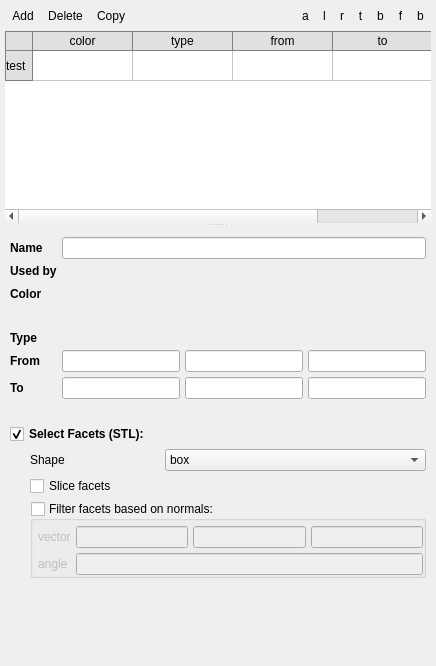
The window that mfixgui/uifiles/regions.ui (truongd8593/mfix) describes before a commit, drawn with Qt 5.
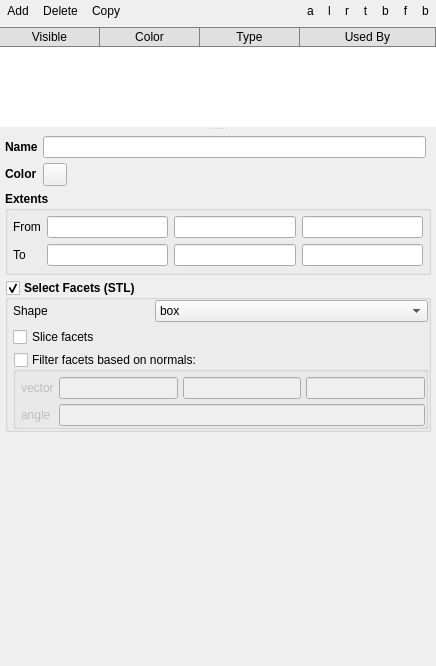
The same window after the commit. Custom widgets are drawn as their Qt base class.

Commit message: regions:  show used_by in table, make color clickable, cleanup GUI

```diff
--- a/mfixgui/uifiles/regions.ui
+++ b/mfixgui/uifiles/regions.ui
@@ -10,24 +10,21 @@
     <height>666</height>
    </rect>
   </property>
-  <layout class="QVBoxLayout" name="verticalLayout_2">
-   <property name="spacing">
-    <number>5</number>
-   </property>
+  <layout class="QGridLayout" name="gridLayout_5">
    <property name="leftMargin">
-    <number>5</number>
+    <number>0</number>
    </property>
    <property name="topMargin">
-    <number>5</number>
+    <number>0</number>
    </property>
    <property name="rightMargin">
-    <number>5</number>
+    <number>0</number>
    </property>
    <property name="bottomMargin">
-    <number>5</number>
+    <number>0</number>
    </property>
-   <item>
-    <widget class="QFrame" name="frame_18">
+   <item row="0" column="0">
+    <widget class="QFrame" name="button_frame">
      <property name="sizePolicy">
       <sizepolicy hsizetype="Preferred" vsizetype="Fixed">
        <horstretch>0</horstretch>
@@ -172,23 +169,38 @@
      </layout>
     </widget>
    </item>
-   <item>
+   <item row="1" column="0">
     <widget class="QSplitter" name="splitter">
-     <property name="enabled">
-      <bool>true</bool>
-     </property>
-     <property name="sizePolicy">
-      <sizepolicy hsizetype="Preferred" vsizetype="Expanding">
-       <horstretch>0</horstretch>
-       <verstretch>0</verstretch>
-      </sizepolicy>
-     </property>
      <property name="orientation">
       <enum>Qt::Vertical</enum>
      </property>
-     <property name="childrenCollapsible">
-      <bool>false</bool>
-     </property>
+     <widget class="QFrame" name="top_frame">
+      <property name="maximumSize">
+       <size>
+        <width>16777215</width>
+        <height>100</height>
+       </size>
+      </property>
+      <property name="frameShape">
+       <enum>QFrame::NoFrame</enum>
+      </property>
+      <property name="frameShadow">
+       <enum>QFrame::Plain</enum>
+      </property>
+      <layout class="QGridLayout" name="gridLayout_3">
+       <property name="leftMargin">
+        <number>0</number>
+       </property>
+       <property name="topMargin">
+        <number>0</number>
+       </property>
+       <property name="rightMargin">
+        <number>0</number>
+       </property>
+       <property name="bottomMargin">
+        <number>0</number>
+       </property>
+       <item row="0" column="0">
      <widget class="Table" name="tablewidget_regions">
       <property name="sizePolicy">
        <sizepolicy hsizetype="Expanding" vsizetype="Minimum">
@@ -205,7 +217,7 @@
       <property name="maximumSize">
        <size>
         <width>16777215</width>
-        <height>16777215</height>
+           <height>100</height>
        </size>
       </property>
       <property name="baseSize">
@@ -279,31 +291,29 @@
       <attribute name="verticalHeaderStretchLastSection">
        <bool>false</bool>
       </attribute>
-      <row>
-       <property name="text">
-        <string>test</string>
-       </property>
-      </row>
       <column>
        <property name="text">
-        <string>color</string>
+           <string>Visible</string>
        </property>
       </column>
       <column>
        <property name="text">
-        <string>type</string>
+           <string>Color</string>
        </property>
       </column>
       <column>
        <property name="text">
-        <string>from</string>
+           <string>Type</string>
        </property>
       </column>
       <column>
        <property name="text">
-        <string>to</string>
-       </property>
-      </column>
+           <string>Used By</string>
+          </property>
+         </column>
+        </widget>
+       </item>
+      </layout>
      </widget>
      <widget class="QWidget" name="widget_lowerPane" native="true">
       <property name="sizePolicy">
@@ -320,16 +330,16 @@
         <number>5</number>
        </property>
        <property name="topMargin">
-        <number>5</number>
+        <number>0</number>
        </property>
        <property name="rightMargin">
         <number>5</number>
        </property>
        <property name="bottomMargin">
-        <number>5</number>
+        <number>0</number>
        </property>
        <item>
-        <widget class="QWidget" name="groupbox_region_parameters" native="true">
+        <widget class="QWidget" name="widget_region_parameters" native="true">
          <property name="enabled">
           <bool>true</bool>
          </property>
@@ -355,12 +365,6 @@
           <property name="spacing">
            <number>5</number>
           </property>
-          <item row="7" column="3">
-           <widget class="LineEdit" name="lineedit_regions_to_z"/>
-          </item>
-          <item row="6" column="1">
-           <widget class="LineEdit" name="lineedit_regions_from_x"/>
-          </item>
           <item row="0" column="0">
            <widget class="QLabel" name="label_34">
             <property name="sizePolicy">
@@ -380,135 +384,8 @@
             </property>
            </widget>
           </item>
-          <item row="4" column="0">
-           <widget class="QLabel" name="label_35">
-            <property name="sizePolicy">
-             <sizepolicy hsizetype="Preferred" vsizetype="Fixed">
-              <horstretch>0</horstretch>
-              <verstretch>0</verstretch>
-             </sizepolicy>
-            </property>
-            <property name="font">
-             <font>
-              <weight>75</weight>
-              <bold>true</bold>
-             </font>
-            </property>
-            <property name="text">
-             <string>Type</string>
-            </property>
-           </widget>
-          </item>
-          <item row="8" column="2">
-           <spacer name="verticalSpacer_2">
-            <property name="orientation">
-             <enum>Qt::Vertical</enum>
-            </property>
-            <property name="sizeHint" stdset="0">
-             <size>
-              <width>20</width>
-              <height>20</height>
-             </size>
-            </property>
-           </spacer>
-          </item>
-          <item row="0" column="1" colspan="3">
-           <widget class="LineEdit" name="lineedit_regions_name"/>
-          </item>
-          <item row="2" column="1">
-           <widget class="QToolButton" name="toolbutton_color">
-            <property name="text">
-             <string/>
-            </property>
-            <property name="autoRaise">
-             <bool>true</bool>
-            </property>
-           </widget>
-          </item>
-          <item row="4" column="1" colspan="3">
-           <widget class="QLabel" name="label_region_type">
-            <property name="text">
-             <string/>
-            </property>
-           </widget>
-          </item>
-          <item row="7" column="0">
-           <widget class="QLabel" name="label_33">
-            <property name="sizePolicy">
-             <sizepolicy hsizetype="Preferred" vsizetype="Fixed">
-              <horstretch>0</horstretch>
-              <verstretch>0</verstretch>
-             </sizepolicy>
-            </property>
-            <property name="font">
-             <font>
-              <weight>75</weight>
-              <bold>true</bold>
-             </font>
-            </property>
-            <property name="text">
-             <string>To</string>
-            </property>
-           </widget>
-          </item>
-          <item row="2" column="0">
-           <widget class="QLabel" name="label_4">
-            <property name="sizePolicy">
-             <sizepolicy hsizetype="Preferred" vsizetype="Fixed">
-              <horstretch>0</horstretch>
-              <verstretch>0</verstretch>
-             </sizepolicy>
-            </property>
-            <property name="font">
-             <font>
-              <weight>75</weight>
-              <bold>true</bold>
-             </font>
-            </property>
-            <property name="text">
-             <string>Color</string>
-            </property>
-           </widget>
-          </item>
-          <item row="7" column="2">
-           <widget class="LineEdit" name="lineedit_regions_to_y"/>
-          </item>
-          <item row="6" column="2">
-           <widget class="LineEdit" name="lineedit_regions_from_y"/>
-          </item>
-          <item row="7" column="1">
-           <widget class="LineEdit" name="lineedit_regions_to_x"/>
-          </item>
-          <item row="1" column="0">
-           <widget class="QLabel" name="label_5">
-            <property name="font">
-             <font>
-              <weight>75</weight>
-              <bold>true</bold>
-             </font>
-            </property>
-            <property name="text">
-             <string>Used by</string>
-            </property>
-           </widget>
-          </item>
-          <item row="1" column="1" colspan="3">
-           <widget class="QLabel" name="label_used_by">
-            <property name="styleSheet">
-             <string notr="true">QLabel{
-color: red;
-}</string>
-            </property>
-            <property name="text">
-             <string/>
-            </property>
-           </widget>
-          </item>
-          <item row="6" column="3">
-           <widget class="LineEdit" name="lineedit_regions_from_z"/>
-          </item>
-          <item row="10" column="0" colspan="4">
-           <widget class="QWidget" name="groupbox_stl" native="true">
+          <item row="5" column="0" colspan="3">
+           <widget class="QGroupBox" name="groupbox_stl">
             <property name="enabled">
              <bool>true</bool>
             </property>
@@ -518,9 +395,24 @@
               <verstretch>0</verstretch>
              </sizepolicy>
             </property>
+            <property name="font">
+             <font>
+              <weight>75</weight>
+              <bold>true</bold>
+             </font>
+            </property>
+            <property name="title">
+             <string>Select Facets (STL)</string>
+            </property>
+            <property name="flat">
+             <bool>true</bool>
+            </property>
+            <property name="checkable">
+             <bool>true</bool>
+            </property>
             <layout class="QGridLayout" name="gridLayout">
              <property name="leftMargin">
-              <number>20</number>
+              <number>5</number>
              </property>
              <property name="topMargin">
               <number>0</number>
@@ -528,6 +420,9 @@
              <property name="rightMargin">
               <number>0</number>
              </property>
+             <property name="bottomMargin">
+              <number>0</number>
+             </property>
              <property name="spacing">
               <number>5</number>
              </property>
@@ -610,6 +505,12 @@
              </item>
              <item row="1" column="0" colspan="3">
               <widget class="CheckBox" name="checkbox_slice_facets">
+               <property name="font">
+                <font>
+                 <weight>50</weight>
+                 <bold>false</bold>
+                </font>
+               </property>
                <property name="text">
                 <string>Slice facets</string>
                </property>
@@ -623,6 +524,12 @@
                  <verstretch>0</verstretch>
                 </sizepolicy>
                </property>
+               <property name="font">
+                <font>
+                 <weight>50</weight>
+                 <bold>false</bold>
+                </font>
+               </property>
                <property name="text">
                 <string>Shape</string>
                </property>
@@ -630,6 +537,12 @@
              </item>
              <item row="0" column="1" colspan="2">
               <widget class="ComboBox" name="combobox_stl_shape">
+               <property name="font">
+                <font>
+                 <weight>50</weight>
+                 <bold>false</bold>
+                </font>
+               </property>
                <item>
                 <property name="text">
                  <string>box</string>
@@ -645,7 +558,53 @@
             </layout>
            </widget>
           </item>
-          <item row="6" column="0">
+          <item row="1" column="0">
+           <widget class="QLabel" name="label_4">
+            <property name="sizePolicy">
+             <sizepolicy hsizetype="Preferred" vsizetype="Fixed">
+              <horstretch>0</horstretch>
+              <verstretch>0</verstretch>
+             </sizepolicy>
+            </property>
+            <property name="font">
+             <font>
+              <weight>75</weight>
+              <bold>true</bold>
+             </font>
+            </property>
+            <property name="text">
+             <string>Color</string>
+            </property>
+           </widget>
+          </item>
+          <item row="3" column="0" colspan="3">
+           <widget class="QGroupBox" name="groupBox">
+            <property name="font">
+             <font>
+              <weight>75</weight>
+              <bold>true</bold>
+             </font>
+            </property>
+            <property name="title">
+             <string>Extents</string>
+            </property>
+            <property name="flat">
+             <bool>true</bool>
+            </property>
+            <layout class="QGridLayout" name="gridLayout_4">
+             <property name="leftMargin">
+              <number>5</number>
+             </property>
+             <property name="topMargin">
+              <number>5</number>
+             </property>
+             <property name="rightMargin">
+              <number>5</number>
+             </property>
+             <property name="bottomMargin">
+              <number>6</number>
+             </property>
+             <item row="0" column="0">
            <widget class="QLabel" name="label_32">
             <property name="sizePolicy">
              <sizepolicy hsizetype="Preferred" vsizetype="Fixed">
@@ -655,8 +614,8 @@
             </property>
             <property name="font">
              <font>
-              <weight>75</weight>
-              <bold>true</bold>
+                 <weight>50</weight>
+                 <bold>false</bold>
              </font>
             </property>
             <property name="text">
@@ -664,34 +623,100 @@
             </property>
            </widget>
           </item>
-          <item row="9" column="0" colspan="4">
-           <widget class="QCheckBox" name="checkbox_region_stl">
+             <item row="0" column="1">
+              <widget class="LineEdit" name="lineedit_regions_from_x">
             <property name="font">
              <font>
-              <weight>75</weight>
-              <bold>true</bold>
-             </font>
-            </property>
+                 <weight>50</weight>
+                 <bold>false</bold>
+                </font>
+               </property>
+              </widget>
+             </item>
+             <item row="0" column="2">
+              <widget class="LineEdit" name="lineedit_regions_from_y">
+               <property name="font">
+                <font>
+                 <weight>50</weight>
+                 <bold>false</bold>
+                </font>
+               </property>
+              </widget>
+             </item>
+             <item row="0" column="3">
+              <widget class="LineEdit" name="lineedit_regions_from_z">
+               <property name="font">
+                <font>
+                 <weight>50</weight>
+                 <bold>false</bold>
+                </font>
+               </property>
+              </widget>
+             </item>
+             <item row="1" column="0">
+              <widget class="QLabel" name="label_33">
+               <property name="sizePolicy">
+                <sizepolicy hsizetype="Preferred" vsizetype="Fixed">
+                 <horstretch>0</horstretch>
+                 <verstretch>0</verstretch>
+                </sizepolicy>
+               </property>
+               <property name="font">
+                <font>
+                 <weight>50</weight>
+                 <bold>false</bold>
+                </font>
+               </property>
             <property name="text">
-             <string>Select Facets (STL):</string>
-            </property>
-            <property name="checked">
-             <bool>true</bool>
+                <string>To</string>
+               </property>
+              </widget>
+             </item>
+             <item row="1" column="1">
+              <widget class="LineEdit" name="lineedit_regions_to_x">
+               <property name="font">
+                <font>
+                 <weight>50</weight>
+                 <bold>false</bold>
+                </font>
             </property>
            </widget>
           </item>
-          <item row="3" column="0">
-           <spacer name="verticalSpacer_3">
-            <property name="orientation">
-             <enum>Qt::Vertical</enum>
-            </property>
-            <property name="sizeHint" stdset="0">
-             <size>
-              <width>20</width>
-              <height>20</height>
-             </size>
-            </property>
-           </spacer>
+             <item row="1" column="2">
+              <widget class="LineEdit" name="lineedit_regions_to_y">
+               <property name="font">
+                <font>
+                 <weight>50</weight>
+                 <bold>false</bold>
+                </font>
+               </property>
+              </widget>
+             </item>
+             <item row="1" column="3">
+              <widget class="LineEdit" name="lineedit_regions_to_z">
+               <property name="font">
+                <font>
+                 <weight>50</weight>
+                 <bold>false</bold>
+                </font>
+               </property>
+              </widget>
+             </item>
+            </layout>
+           </widget>
+          </item>
+          <item row="0" column="1">
+           <widget class="LineEdit" name="lineedit_regions_name"/>
+          </item>
+          <item row="1" column="1">
+           <widget class="QToolButton" name="toolbutton_color">
+            <property name="text">
+             <string/>
+            </property>
+            <property name="autoRaise">
+             <bool>false</bool>
+            </property>
+           </widget>
           </item>
          </layout>
         </widget>
@@ -729,16 +754,16 @@
    <extends>QCheckBox</extends>
    <header>mfixgui.widgets.base</header>
   </customwidget>
-  <customwidget>
-   <class>ComboBox</class>
-   <extends>QComboBox</extends>
-   <header>mfixgui.widgets.base</header>
-  </customwidget>
   <customwidget>
    <class>Table</class>
    <extends>QTableWidget</extends>
    <header>mfixgui.widgets.base</header>
   </customwidget>
+  <customwidget>
+   <class>ComboBox</class>
+   <extends>QComboBox</extends>
+   <header>mfixgui.widgets.base</header>
+  </customwidget>
  </customwidgets>
  <tabstops>
   <tabstop>toolbutton_region_add</tabstop>
```
Left out of the diff: 26 changed lines with no effect on the pictures. Lines whose indentation alone changed are shown as unchanged. The commit also changes 1 other file.
